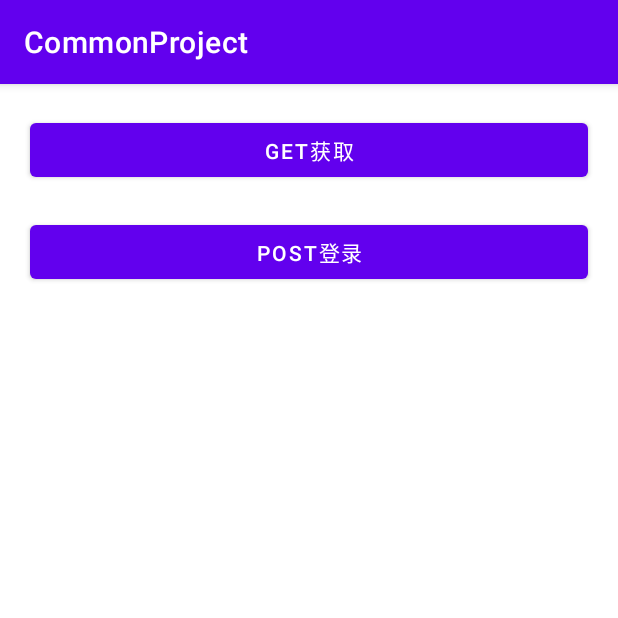
After one commit to wukuiqing49/CommonProject, an Android app: the NetActivity screen opened directly, with no data from a screen before it, on a phone screen of 412 x 824 dp, the top half of it. The commit adds this screen. Run offline under Robolectric (Android 15) with nearby library versions, the phone set to English and light mode, and no system bars; our stand-ins replace data binding.

Commit message:
Kotlin  网络请求

```diff
--- a/app/build.gradle
+++ b/app/build.gradle
@@ -89,5 +89,5 @@ dependencies {
     api 'com.github.bumptech.glide:glide:4.11.0'
     api "com.scwang.smartrefresh:SmartRefreshLayout:1.1.0-alpha-6"
     api "com.scwang.smartrefresh:SmartRefreshHeader:1.1.0-alpha-6"
-    implementation project(path: ':lib_network')
+    api project(path: ':lib_network')
 }
--- a/app/src/main/AndroidManifest.xml
+++ b/app/src/main/AndroidManifest.xml
@@ -37,6 +37,7 @@
             </intent-filter>
         </activity>
         <activity android:name=".classification.ClassificationActivity"/>
+        <activity android:name=".net.NetActivity"/>
     </application>
 
 </manifest>
--- a/app/src/main/java/com/wu/third/MainActivity.kt
+++ b/app/src/main/java/com/wu/third/MainActivity.kt
@@ -11,6 +11,7 @@ import com.wu.network.model.UserInfo
 import com.wu.network.retrofit.NetWork
 import com.wu.network.retrofit.convertExecute
 import com.wu.third.classification.ClassificationActivity
+import com.wu.third.net.NetActivity
 
 class MainActivity : AppCompatActivity() {
     override fun onCreate(savedInstanceState: Bundle?) {
@@ -26,7 +27,7 @@ class MainActivity : AppCompatActivity() {
             startActivity(Intent(this, ClassificationActivity::class.java))
         }
         findViewById<Button>(R.id.bt_net).setOnClickListener {
-            net()
+            startActivity(Intent(this, NetActivity::class.java))
         }
     }
 
--- /dev/null
+++ b/app/src/main/res/layout/activity_net.xml
@@ -0,0 +1,35 @@
+<?xml version="1.0" encoding="utf-8"?>
+<layout>
+
+
+<LinearLayout xmlns:android="http://schemas.android.com/apk/res/android"
+    xmlns:app="http://schemas.android.com/apk/res-auto"
+    xmlns:tools="http://schemas.android.com/tools"
+    android:layout_width="match_parent"
+    android:layout_height="match_parent"
+    android:orientation="vertical"
+    tools:context=".MainActivity">
+
+    <Button
+        android:id="@+id/bt_get"
+        android:layout_marginTop="20dp"
+        android:layout_marginRight="20dp"
+        android:layout_marginLeft="20dp"
+        android:layout_width="match_parent"
+        android:layout_height="wrap_content"
+        android:text="GET获取"
+        tools:ignore="MissingConstraints" />
+
+    <Button
+        android:id="@+id/bt_post"
+        android:layout_marginTop="20dp"
+        android:layout_marginRight="20dp"
+        android:layout_marginLeft="20dp"
+        android:layout_width="match_parent"
+        android:layout_height="wrap_content"
+        android:text="POST登录"
+        tools:ignore="MissingConstraints" />
+
+
+</LinearLayout>
+</layout>
--- a/lib_network/src/main/java/com/wu/network/api/MallApi.kt
+++ b/lib_network/src/main/java/com/wu/network/api/MallApi.kt
@@ -4,6 +4,7 @@ import com.wu.network.model.BaseInfo
 import com.wu.network.model.UserInfo
 import io.reactivex.Observable
 import retrofit2.adapter.rxjava2.Result
+import retrofit2.http.GET
 import retrofit2.http.POST
 import retrofit2.http.QueryMap
 
@@ -20,6 +21,9 @@ import retrofit2.http.QueryMap
 interface MallApi {
 
     //首页列表
+    @GET("method/get")
+    fun get(@QueryMap maps: Map<String, String>): Observable<BaseInfo<UserInfo>>
+
     @POST("login")
     fun login(@QueryMap maps: Map<String, String>): Observable<BaseInfo<Any>>
 
```
Also changed, not shown: app/src/main/java/com/wu/third/net/NetActivity.kt (added, +82 -0 lines).
